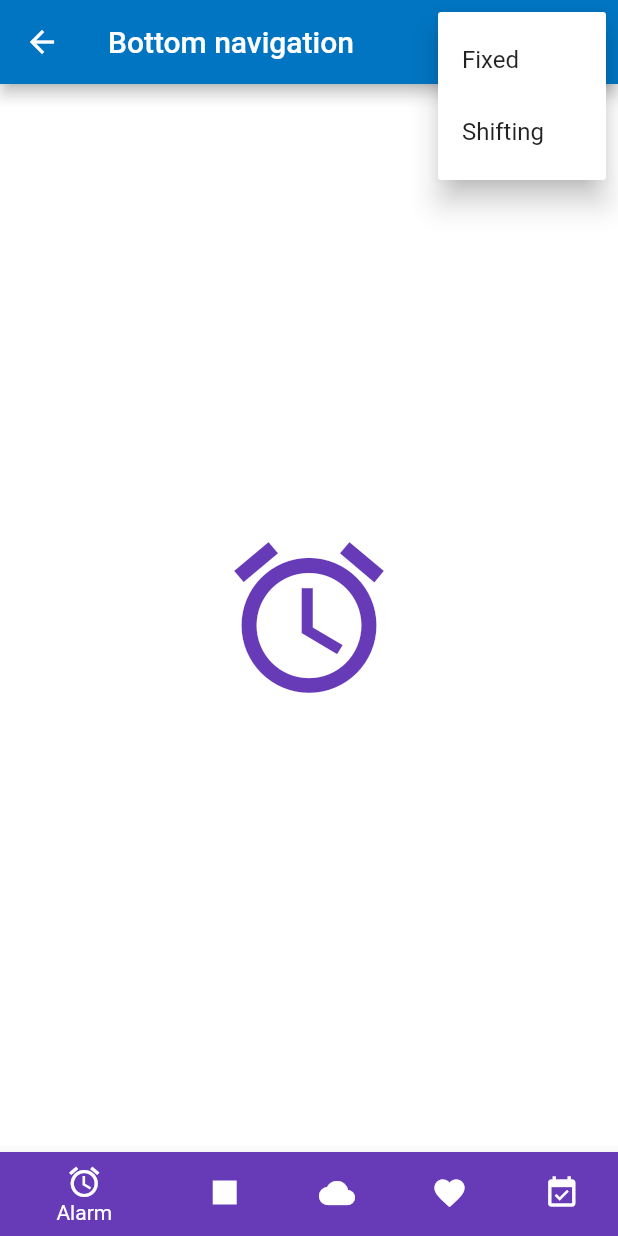
After one commit to cv0cv0/flutter_gallery, a Flutter app: the BottomNavigationPage screen opened by its route, after a tap on the "more vert" icon, on a phone screen of 412 x 824 dp. The commit adds this screen. Run offline on Flutter 3.47's test engine with Material 2 defaults, Android fonts, the phone set to English and light mode, and no system bars; our stand-ins replace connectivity, device_info, string_scanner, video_player; statements that could not run were skipped.

Commit message:
bottom_navigation

```diff
--- /dev/null
+++ b/lib/page/material/bottom_navigation_page.dart
@@ -0,0 +1,192 @@
+import 'package:flutter/material.dart';
+
+class BottomNavigationPage extends StatefulWidget {
+  static const routeName = '/material/bottom_navigation';
+
+  @override
+  _BottomNavigationPageState createState() => _BottomNavigationPageState();
+}
+
+class _BottomNavigationPageState extends State<BottomNavigationPage>
+    with TickerProviderStateMixin {
+  BottomNavigationBarType _type = BottomNavigationBarType.shifting;
+  List<NavigationIconView> _navigationViews;
+  int _currentIndex = 0;
+
+  @override
+  void initState() {
+    super.initState();
+    _navigationViews = [
+      NavigationIconView(
+        title: 'Alarm',
+        icon: const Icon(Icons.access_alarm),
+        color: Colors.deepPurple,
+        vsync: this,
+      ),
+      NavigationIconView(
+        title: 'Box',
+        icon: BoxIcon(),
+        color: Colors.deepOrange,
+        vsync: this,
+      ),
+      NavigationIconView(
+        title: 'Cloud',
+        icon: const Icon(Icons.cloud),
+        color: Colors.teal,
+        vsync: this,
+      ),
+      NavigationIconView(
+        title: 'Favorites',
+        icon: const Icon(Icons.favorite),
+        color: Colors.indigo,
+        vsync: this,
+      ),
+      NavigationIconView(
+        title: 'Event',
+        icon: const Icon(Icons.event_available),
+        color: Colors.pink,
+        vsync: this,
+      ),
+    ];
+
+    for (var view in _navigationViews) {
+      view.controller.addListener(_rebuild);
+    }
+
+    _navigationViews[_currentIndex].controller.value = 1.0;
+  }
+
+  @override
+  Widget build(BuildContext context) => Scaffold(
+        appBar: AppBar(
+          title: const Text('Bottom navigation'),
+          actions: <Widget>[
+            PopupMenuButton<BottomNavigationBarType>(
+              onSelected: (type) => setState(() => _type = type),
+              itemBuilder: (context) => [
+                    const PopupMenuItem(
+                      value: BottomNavigationBarType.fixed,
+                      child: Text('Fixed'),
+                    ),
+                    const PopupMenuItem(
+                      value: BottomNavigationBarType.shifting,
+                      child: Text('Shifting'),
+                    ),
+                  ],
+            )
+          ],
+        ),
+        body: Center(
+          child: _buildTransitionStack(),
+        ),
+        bottomNavigationBar: _buildBottomNavigationBar(),
+      );
+
+  @override
+  void dispose() {
+    for (var view in _navigationViews) {
+      view.controller.dispose();
+    }
+    super.dispose();
+  }
+
+  void _rebuild() => setState(() {
+        // Rebuild in order to animate views.
+      });
+
+  Widget _buildTransitionStack() => Stack(
+        children: _navigationViews
+            .map((view) => view.transition(context, _type))
+            .toList()
+              ..sort((a, b) => a.opacity.value.compareTo(b.opacity.value)),
+      );
+
+  BottomNavigationBar _buildBottomNavigationBar() => BottomNavigationBar(
+        type: _type,
+        currentIndex: _currentIndex,
+        items: _navigationViews.map((view) => view.item).toList(),
+        onTap: (index) => setState(() {
+              _navigationViews[_currentIndex].controller.reverse();
+              _navigationViews[index].controller.forward();
+              _currentIndex = index;
+            }),
+      );
+}
+
+class NavigationIconView {
+  NavigationIconView({
+    String title,
+    Widget icon,
+    Color color,
+    TickerProvider vsync,
+  })  : _title = title,
+        _icon = icon,
+        _color = color,
+        item = BottomNavigationBarItem(
+          title: Text(title),
+          icon: icon,
+          backgroundColor: color,
+        ),
+        controller = AnimationController(
+          duration: kThemeAnimationDuration,
+          vsync: vsync,
+        ) {
+    _animation = CurvedAnimation(
+      parent: controller,
+      curve: const Interval(0.5, 1.0, curve: Curves.fastOutSlowIn),
+    );
+  }
+
+  final Widget _icon;
+  final Color _color;
+  final String _title;
+  final BottomNavigationBarItem item;
+  final AnimationController controller;
+  CurvedAnimation _animation;
+
+  FadeTransition transition(
+      BuildContext context, BottomNavigationBarType type) {
+    Color iconColor;
+    if (type == BottomNavigationBarType.shifting) {
+      iconColor = _color;
+    } else {
+      final theme = Theme.of(context);
+      iconColor = theme.brightness == Brightness.light
+          ? theme.primaryColor
+          : theme.accentColor;
+    }
+
+    return FadeTransition(
+      opacity: _animation,
+      child: SlideTransition(
+        position: Tween(
+          begin: const Offset(0.0, 0.02),
+          end: Offset.zero,
+        ).animate(_animation),
+        child: IconTheme(
+          data: IconThemeData(
+            color: iconColor,
+            size: 120.0,
+          ),
+          child: Semantics(
+            label: 'Placeholder for $_title tab',
+            child: _icon,
+          ),
+        ),
+      ),
+    );
+  }
+}
+
+class BoxIcon extends StatelessWidget {
+  @override
+  Widget build(BuildContext context) {
+    final iconTheme = IconTheme.of(context);
+    return Container(
+      margin: const EdgeInsets.all(4.0),
+      width: iconTheme.size - 8.0,
+      height: iconTheme.size - 8.0,
+      color: iconTheme.color,
+    );
+  }
+}
--- a/lib/util/all_route.dart
+++ b/lib/util/all_route.dart
@@ -1,5 +1,6 @@
 export '../page/studies/pesto_page.dart';
 export '../page/style/typography_page.dart';
+export '../page/material/bottom_navigation_page.dart';
 export '../page/material/text_form_field_page.dart';
 export '../page/cupertino/cupertino_activity_indicator_page.dart';
 export '../page/media/images_page.dart';
--- a/lib/util/routes.dart
+++ b/lib/util/routes.dart
@@ -35,6 +35,14 @@ List<GalleryRoute> _buildRoutes() => [
       ),
 
       // Material
+       GalleryRoute(
+        title: 'Bottom navigation',
+        subtitle: 'Bottom navigation with cross-fading views',
+        icon: GalleryIcons.bottom_navigation,
+        category: _kMaterial,
+        routeName: BottomNavigationPage.routeName,
+        buildRoute: (context) => BottomNavigationPage(),
+      ),
       GalleryRoute(
         title: 'Text fields',
         subtitle: 'Single line of editable text and numbers',
```
